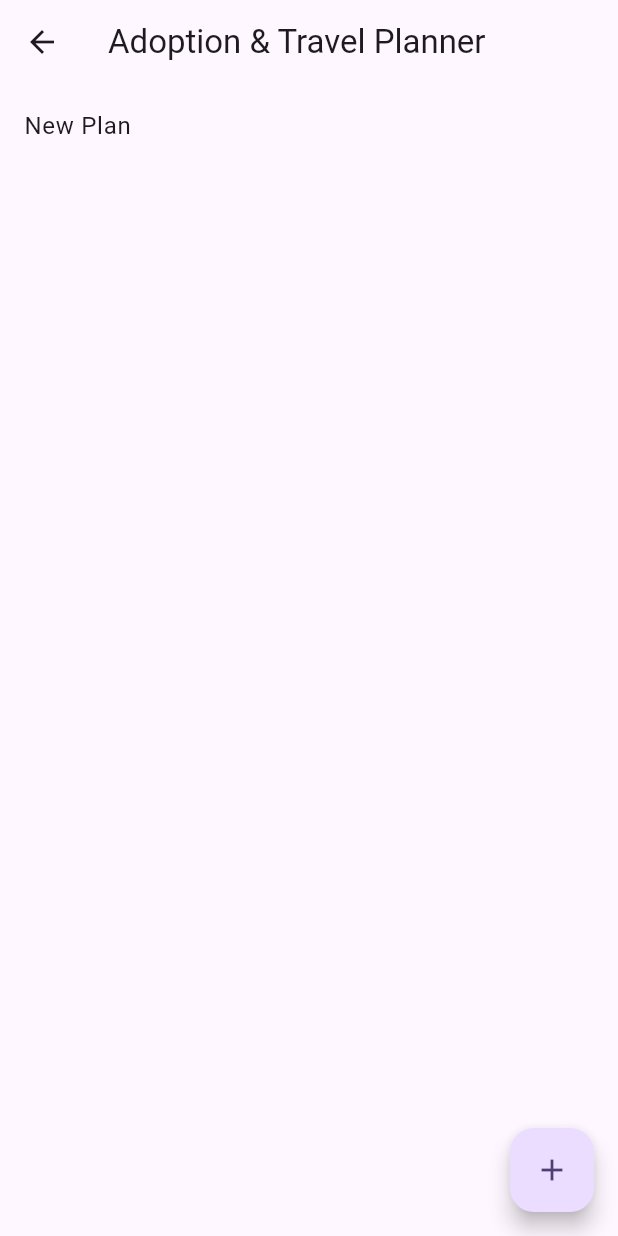
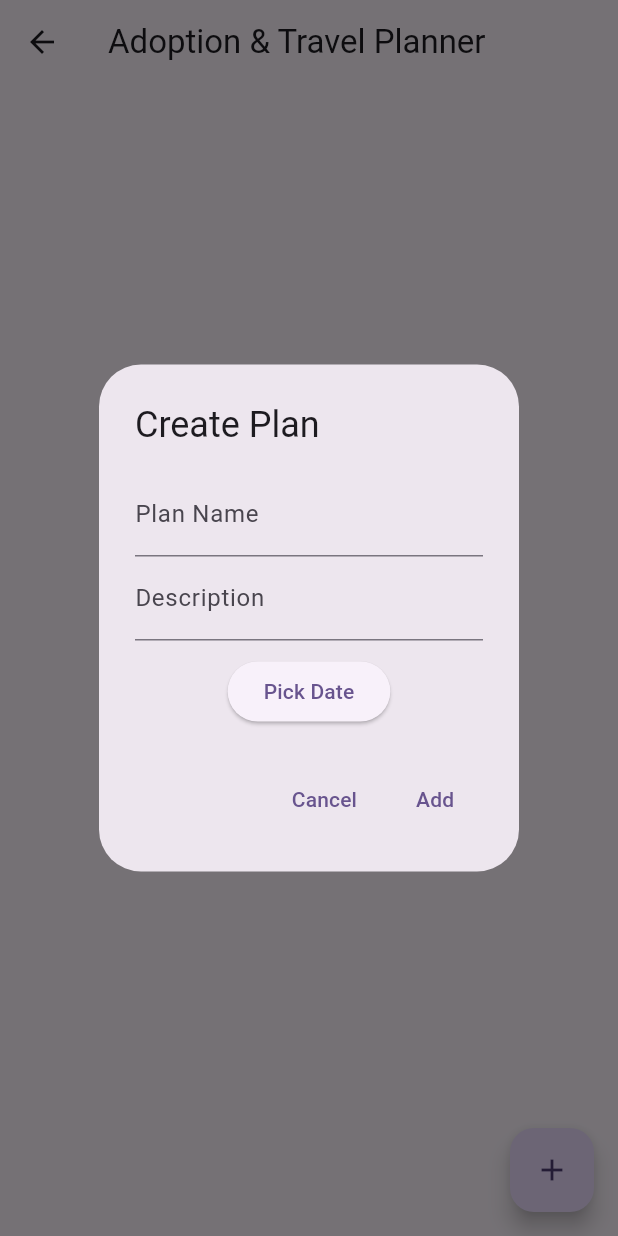
Before and after one commit to winngvyen/travel-planner, a Flutter app: the PlanManagerScreen screen opened directly, after a tap on the "add" icon, on a phone screen of 412 x 824 dp. Run offline on Flutter 3.47's test engine with Material 3 defaults, Android fonts, the light colour scheme and no system bars.

Commit message:
Added Create Plan functionality with modal input

```diff
--- a/lib/plan_manager_screen.dart
+++ b/lib/plan_manager_screen.dart
@@ -1,4 +1,12 @@
 import 'package:flutter/material.dart';
+
+class Plan {
+  String name;
+  String description;
+  DateTime date;
+
+  Plan({required this.name, required this.description, required this.date});
+}
 
 class PlanManagerScreen extends StatefulWidget {
   @override
@@ -6,12 +14,71 @@ class PlanManagerScreen extends StatefulWidget {
 }
 
 class _PlanManagerScreenState extends State<PlanManagerScreen> {
-  List<String> plans = [];
+  List<Plan> plans = [];
 
-  void _addPlan(String plan) {
+  void _addPlan(String name, String description, DateTime date) {
     setState(() {
-      plans.add(plan);
+      plans.add(Plan(name: name, description: description, date: date));
     });
+  }
+
+  void _showAddPlanDialog() {
+    TextEditingController nameController = TextEditingController();
+    TextEditingController descriptionController = TextEditingController();
+    DateTime selectedDate = DateTime.now();
+
+    showDialog(
+      context: context,
+      builder: (context) {
+        return AlertDialog(
+          title: Text("Create Plan"),
+          content: Column(
+            mainAxisSize: MainAxisSize.min,
+            children: [
+              TextField(
+                controller: nameController,
+                decoration: InputDecoration(labelText: "Plan Name"),
+              ),
+              TextField(
+                controller: descriptionController,
+                decoration: InputDecoration(labelText: "Description"),
+              ),
+              SizedBox(height: 10),
+              ElevatedButton(
+                onPressed: () async {
+                  DateTime? pickedDate = await showDatePicker(
+                    context: context,
+                    initialDate: DateTime.now(),
+                    firstDate: DateTime.now(),
+                    lastDate: DateTime(2100),
+                  );
+                  if (pickedDate != null) {
+                    selectedDate = pickedDate;
+                  }
+                },
+                child: Text("Pick Date"),
+              ),
+            ],
+          ),
+          actions: [
+            TextButton(
+              onPressed: () => Navigator.pop(context),
+              child: Text("Cancel"),
+            ),
+            TextButton(
+              onPressed: () {
+                if (nameController.text.isNotEmpty &&
+                    descriptionController.text.isNotEmpty) {
+                  _addPlan(nameController.text, descriptionController.text, selectedDate);
+                  Navigator.pop(context);
+                }
+              },
+              child: Text("Add"),
+            ),
+          ],
+        );
+      },
+    );
   }
 
   @override
@@ -22,12 +89,13 @@ class _PlanManagerScreenState extends State<PlanManagerScreen> {
         itemCount: plans.length,
         itemBuilder: (context, index) {
           return ListTile(
-            title: Text(plans[index]),
+            title: Text(plans[index].name),
+            subtitle: Text("${plans[index].description} - ${plans[index].date.toLocal()}".split(' ')[0]),
           );
         },
       ),
       floatingActionButton: FloatingActionButton(
-        onPressed: () => _addPlan("New Plan"),
+        onPressed: _showAddPlanDialog,
         child: Icon(Icons.add),
       ),
     );
```
